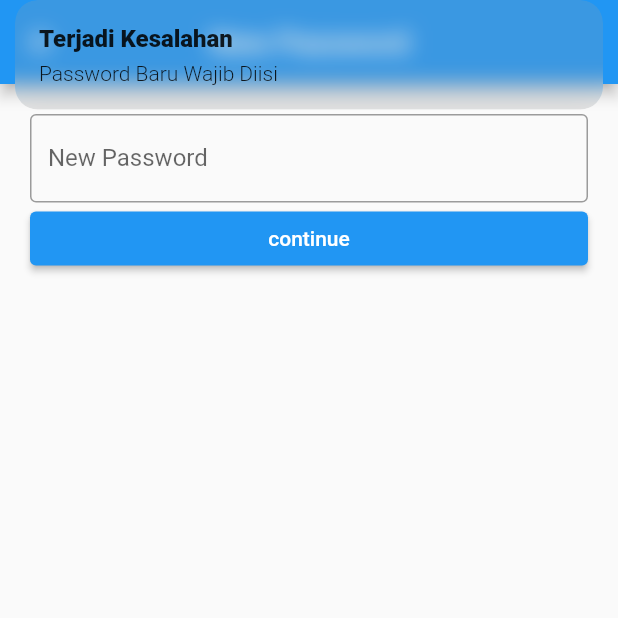
After one commit to aldyrains/Flutter_Presence_Apps, a Flutter app: the NewPasswordView screen opened by its route, after a tap on "continue", on a phone screen of 412 x 824 dp, the top half of it. The commit adds this screen. Run offline on Flutter 3.47's test engine with Material 2 defaults, Android fonts, the phone set to English and light mode, and no system bars; our stand-ins replace cloud_firestore, firebase_auth, firebase_core, get; accounts and stored records are empty.

Commit message:
[FEATURE] add new password

```diff
--- a/lib/app/modules/login/views/login_view.dart
+++ b/lib/app/modules/login/views/login_view.dart
@@ -17,6 +17,7 @@ class LoginView extends GetView<LoginController> {
         padding: EdgeInsets.all(20),
         children: [
           TextField(
+            autocorrect: false,
             controller: controller.emailC,
             decoration: InputDecoration(
                 labelText: "Email", border: OutlineInputBorder()),
@@ -25,6 +26,8 @@ class LoginView extends GetView<LoginController> {
             height: 20,
           ),
           TextField(
+            autocorrect: false,
+            obscureText: true,
             controller: controller.passC,
             decoration: InputDecoration(
                 labelText: "Password", border: OutlineInputBorder()),
--- /dev/null
+++ b/lib/app/modules/newPassword/bindings/new_password_binding.dart
@@ -0,0 +1,12 @@
+import 'package:get/get.dart';
+
+import '../controllers/new_password_controller.dart';
+
+class NewPasswordBinding extends Bindings {
+  @override
+  void dependencies() {
+    Get.lazyPut<NewPasswordController>(
+      () => NewPasswordController(),
+    );
+  }
+}
--- /dev/null
+++ b/lib/app/modules/newPassword/controllers/new_password_controller.dart
@@ -0,0 +1,42 @@
+import 'package:firebase_auth/firebase_auth.dart';
+import 'package:firebase_core/firebase_core.dart';
+import 'package:flutter/cupertino.dart';
+import 'package:flutter_presence_apps/app/routes/app_pages.dart';
+import 'package:get/get.dart';
+
+class NewPasswordController extends GetxController {
+  TextEditingController newPassC = TextEditingController();
+  FirebaseAuth auth = FirebaseAuth.instance;
+
+  void newPassword() async {
+    if (newPassC.text.isNotEmpty) {
+      if (newPassC.text != 'password') {
+        try {
+          String email = auth.currentUser!.email!;
+          await auth.currentUser!.updatePassword(newPassC.text);
+
+          await auth.signOut();
+
+          await auth.signInWithEmailAndPassword(
+              email: email, password: newPassC.text);
+
+          Get.offAllNamed(Routes.HOME);
+
+        } on FirebaseAuthException catch (e) {
+          if (e.code == 'weak-password') {
+            Get.snackbar(
+                "Terjadi Kesalahan", "Password lemah , minimal 6 karakter.");
+          }
+        } catch (e) {
+          Get.snackbar("Terjadi Kesalahan",
+              "Tidak dapat membuat password baru. hubungi admin / customer service.");
+        }
+        // Get.offAllNamed(Routes.LOGIN); *Jika ingin langsung di kembalikan ke login
+      } else {
+        Get.snackbar("Terjadi Kesalahan", "Jangan Gunakan Password Default");
+      }
+    } else {
+      Get.snackbar("Terjadi Kesalahan", "Password Baru Wajib Diisi");
+    }
+  }
+}
--- /dev/null
+++ b/lib/app/modules/newPassword/views/new_password_view.dart
@@ -0,0 +1,37 @@
+import 'package:flutter/material.dart';
+
+import 'package:get/get.dart';
+
+import '../controllers/new_password_controller.dart';
+
+class NewPasswordView extends GetView<NewPasswordController> {
+  const NewPasswordView({Key? key}) : super(key: key);
+  @override
+  Widget build(BuildContext context) {
+    return Scaffold(
+        appBar: AppBar(
+          title: const Text('New Password'),
+          centerTitle: true,
+        ),
+        body: ListView(
+          padding: EdgeInsets.all(20),
+          children: [
+            TextField(
+              obscureText: true,
+              controller: controller.newPassC,
+              autocorrect: false,
+              decoration: InputDecoration(
+                labelText: "New Password",
+                border: OutlineInputBorder(),
+              ),
+            ),
+            ElevatedButton(
+              onPressed: () {
+                controller.newPassword();
+              },
+              child: Text("continue"),
+            ),
+          ],
+        ));
+  }
+}
--- a/lib/app/routes/app_pages.dart
+++ b/lib/app/routes/app_pages.dart
@@ -6,6 +6,8 @@ import '../modules/home/bindings/home_binding.dart';
 import '../modules/home/views/home_view.dart';
 import '../modules/login/bindings/login_binding.dart';
 import '../modules/login/views/login_view.dart';
+import '../modules/newPassword/bindings/new_password_binding.dart';
+import '../modules/newPassword/views/new_password_view.dart';
 
 // ignore_for_file: non_constant_identifier_names
 
@@ -30,5 +32,10 @@ class AppPages {
       page: () => const LoginView(),
       binding: LoginBinding(),
     ),
+    GetPage(
+      name: _Paths.NEW_PASSWORD,
+      page: () => const NewPasswordView(),
+      binding: NewPasswordBinding(),
+    ),
   ];
 }
--- a/lib/app/routes/app_routes.dart
+++ b/lib/app/routes/app_routes.dart
@@ -6,10 +6,12 @@ abstract class Routes {
   static const HOME = _Paths.HOME;
   static const ADD_PEGAWAI = _Paths.ADD_PEGAWAI;
   static const LOGIN = _Paths.LOGIN;
+  static const NEW_PASSWORD = _Paths.NEW_PASSWORD;
 }
 
 abstract class _Paths {
   static const HOME = '/home';
   static const ADD_PEGAWAI = '/add-pegawai';
   static const LOGIN = '/login';
+  static const NEW_PASSWORD = '/new-password';
 }
```
Also changed, not shown: lib/app/modules/add_pegawai/views/add_pegawai_view.dart (+7 -4 lines), lib/app/modules/login/controllers/login_controller.dart (+28 -5 lines).
